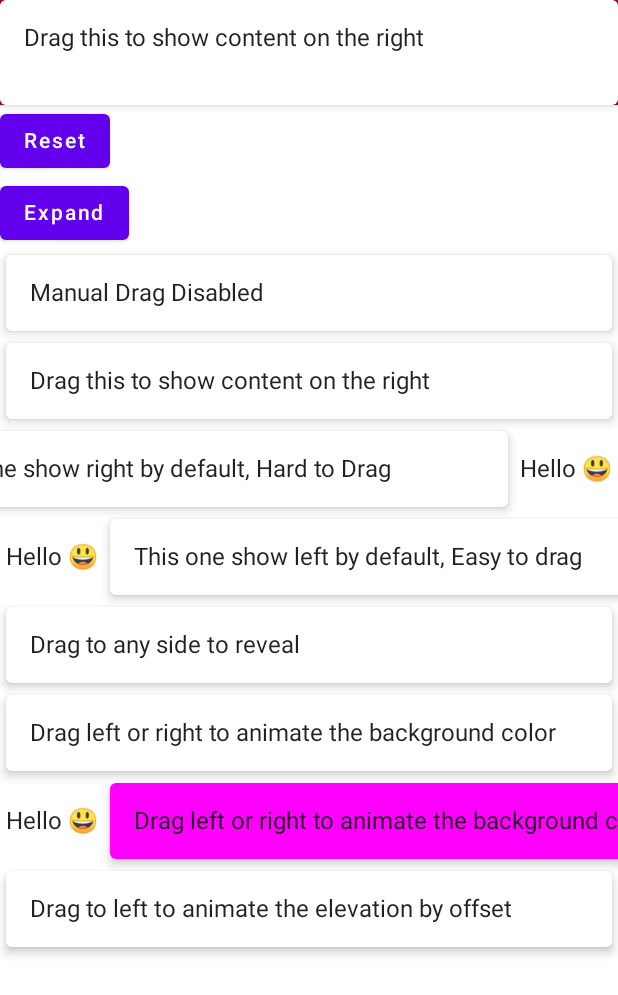
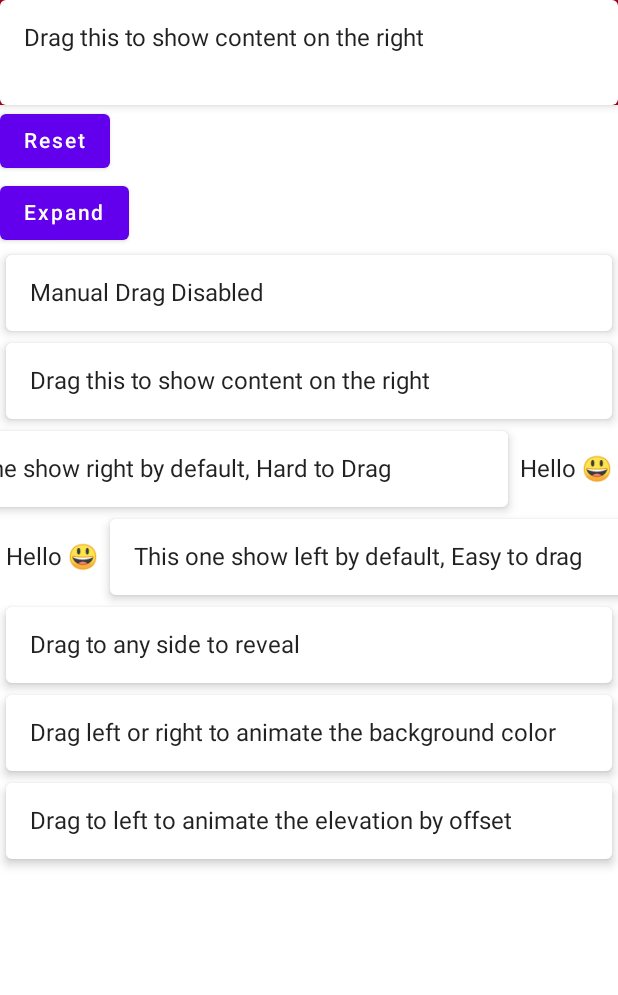
Before and after one commit to Tgo1014/DraggableScaffold, an Android app built with Jetpack Compose: the screen it shows after launch (MainActivity), on a phone screen of 412 x 824 dp. Shown: the top 995 px of the screen. Run offline under Robolectric (Android 15) with nearby library versions, the phone set to English and light mode, and no system bars.

Commit message:
refactor: moved bg color example from deprecated version

```diff
--- a/app/src/main/java/tgo1014/sample/MainActivity.kt
+++ b/app/src/main/java/tgo1014/sample/MainActivity.kt
@@ -1,5 +1,6 @@
 package tgo1014.sample
 
+import android.content.res.Configuration
 import android.os.Bundle
 import androidx.activity.ComponentActivity
 import androidx.activity.compose.setContent
@@ -22,6 +23,7 @@ import androidx.compose.material.Surface
 import androidx.compose.material.Text
 import androidx.compose.runtime.Composable
 import androidx.compose.runtime.LaunchedEffect
+import androidx.compose.runtime.derivedStateOf
 import androidx.compose.runtime.getValue
 import androidx.compose.runtime.mutableStateOf
 import androidx.compose.runtime.remember
@@ -56,7 +58,6 @@ class MainActivity : ComponentActivity() {
     }
 }
 
-@Preview(showBackground = true)
 @Composable
 fun Demos() {
     Column(
@@ -64,9 +65,7 @@ fun Demos() {
             .fillMaxSize()
             .verticalScroll(rememberScrollState())
     ) {
-
         FullWidthSwipeExample()
-
         val toggleState = rememberDraggableScaffoldState()
         val scope = rememberCoroutineScope()
         Button(
@@ -88,7 +87,6 @@ fun Demos() {
                 Text(text = title)
             }
         )
-
         // Hidden content left
         DraggableScaffold(
             state = toggleState,
@@ -222,26 +220,23 @@ fun Demos() {
             draggableState.leftContentOffset > 0 -> {
                 Color(
                     ColorUtils.blendARGB(
-                        Color.White.toArgb(),
+                        MaterialTheme.colors.surface.toArgb(),
                         Color.Magenta.toArgb(),
                         draggableState.leftContentOffset
                     )
                 )
             }
-
             draggableState.rightContentOffset > 0 -> {
                 Color(
                     ColorUtils.blendARGB(
-                        Color.White.toArgb(),
+                        MaterialTheme.colors.surface.toArgb(),
                         Color.Cyan.toArgb(),
                         draggableState.rightContentOffset
                     )
                 )
             }
-
-            else -> Color.White
+            else -> MaterialTheme.colors.surface
         }
-
         DraggableScaffold(
             contentUnderRight = {
                 Text(
@@ -272,7 +267,6 @@ fun Demos() {
                 )
             }
         )
-        OldExample()
         // Animate elevation by offset
         val draggableStateElev = rememberDraggableScaffoldState()
         DraggableScaffold(
@@ -303,44 +297,6 @@ fun Demos() {
 }
 
 @Composable
-fun OldExample() {
-    // Animate background color by offset
-    var cardBackground by remember { mutableStateOf(Color.White) }
-    DraggableScaffold(
-        leftExpanded = true,
-        contentUnderRight = { Text(text = "Hello \uD83D\uDE03", Modifier.padding(4.dp)) },
-        contentUnderLeft = { Text(text = "Hello \uD83D\uDE03", Modifier.padding(4.dp)) },
-        onLeftOffsetChanged = {
-            if (it < 0) return@DraggableScaffold
-            cardBackground = Color(
-                ColorUtils.blendARGB(Color.White.toArgb(), Color.Magenta.toArgb(), it)
-            )
-        },
-        onRightOffsetChanged = {
-            if (it < 0) return@DraggableScaffold
-            cardBackground = Color(
-                ColorUtils.blendARGB(Color.White.toArgb(), Color.Cyan.toArgb(), it)
-            )
-        },
-        contentOnTop = {
-            Card(
-                modifier = Modifier
-                    .padding(4.dp)
-                    .fillMaxWidth(),
-                backgroundColor = cardBackground,
-                elevation = 4.dp
-            ) {
-                Text(
-                    text = "Drag left or right to animate the background color",
-                    Modifier.padding(16.dp)
-                )
-            }
-        }
-    )
-}
-
-@Composable
-@Preview
 private fun FullWidthSwipeExample() {
     val state = rememberDraggableScaffoldState(
         allowFullWidthSwipe = true,
@@ -349,18 +305,15 @@ private fun FullWidthSwipeExample() {
     val scope = rememberCoroutineScope()
     var visible by remember { mutableStateOf(true) }
     val haptic = LocalHapticFeedback.current
-
     LaunchedEffect(key1 = state.currentState) {
         visible = !(state.currentState == ExpandState.ExpandedFullLeft
             || state.currentState == ExpandState.ExpandedFullRight)
     }
-
     LaunchedEffect(key1 = state.targetState.value) {
         if (state.targetState.value == ExpandState.ExpandedFullRight || state.targetState.value == ExpandState.ExpandedFullLeft) {
             haptic.performHapticFeedback(HapticFeedbackType.LongPress)
         }
     }
-
     Column {
         AnimatedVisibility(visible) {
             DraggableScaffold(
@@ -392,12 +345,21 @@ private fun FullWidthSwipeExample() {
                 modifier = Modifier.background(MaterialTheme.colors.error),
             )
         }
-
         Button(
             onClick = { scope.launch { state.animateToState(ExpandState.Collapsed) } },
             content = { Text(text = "Reset") }
         )
     }
+}
+
+@Preview(showBackground = true)
+@Preview(
+    showBackground = true,
+    uiMode = Configuration.UI_MODE_NIGHT_YES or Configuration.UI_MODE_TYPE_NORMAL,
+)
+@Composable
+private fun DemosPreview() = DraggableScaffoldTheme {
+    Demos()
 }
 
 private fun offsetToElevation(offset: Float): Float {
--- a/draggable_scaffold/src/main/java/tgo1014/draggablescaffold/DraggableScaffoldState.kt
+++ b/draggable_scaffold/src/main/java/tgo1014/draggablescaffold/DraggableScaffoldState.kt
@@ -23,7 +23,7 @@ fun rememberDraggableScaffoldState(
     fullWidthSwipeOffset: Float = 0.5f,
     allowFullWidthSwipe: Boolean = false,
     key: String? = null,
-    vararg inputs: Any
+    vararg inputs: Any,
 ): DraggableScaffoldState {
     return rememberSaveable(saver = Saver, inputs = inputs, key = key) {
         DraggableScaffoldState(
```
